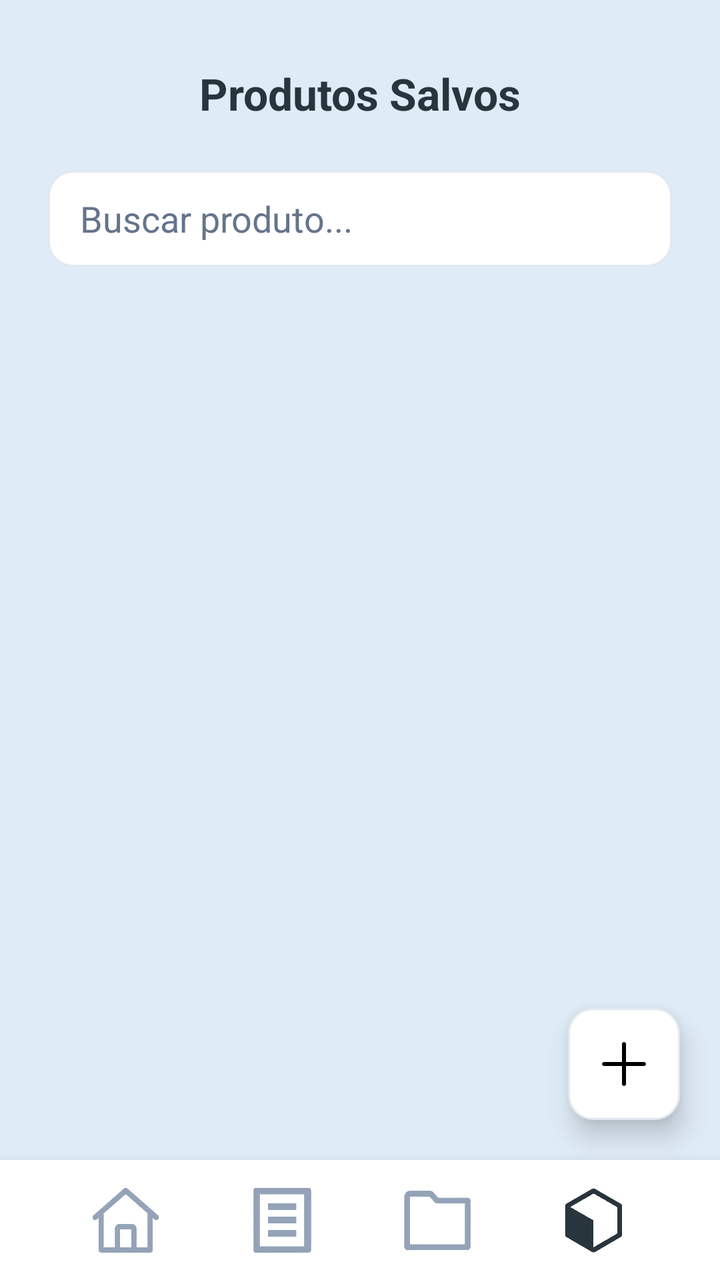
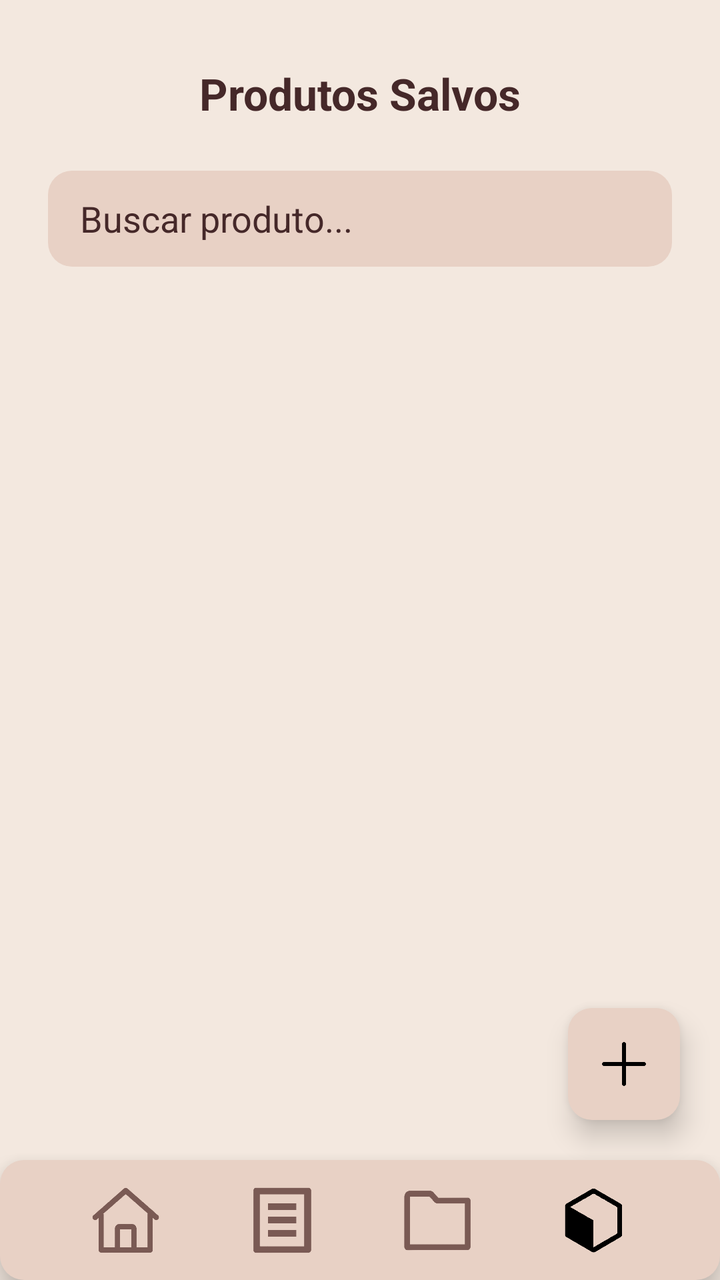

Two renders of the same Android screen: before a commit and after it. Below are the layout's source before the change and the commit's diff.
<!-- AndroidManifest.xml: application theme Theme.ListaCompras -->
<!-- res/layout/activity_produtos_salvos.xml -->
<?xml version="1.0" encoding="utf-8"?>
<RelativeLayout xmlns:android="http://schemas.android.com/apk/res/android"
    xmlns:app="http://schemas.android.com/apk/res-auto"
    android:id="@+id/main"
    android:layout_width="match_parent"
    android:layout_height="match_parent"
    android:background="#DFEBF6">

    <TextView
        android:id="@+id/txtTituloProdutos"
        android:layout_width="wrap_content"
        android:layout_height="wrap_content"
        android:text="Produtos Salvos"
        android:textSize="22sp"
        android:textStyle="bold"
        android:textColor="#29353C"
        android:layout_marginTop="32dp"
        android:layout_centerHorizontal="true" />

    <EditText
        android:id="@+id/edtBuscarProduto"
        android:layout_width="match_parent"
        android:layout_height="48dp"
        android:layout_below="@id/txtTituloProdutos"
        android:layout_marginTop="24dp"
        android:layout_marginHorizontal="24dp"
        android:hint="Buscar produto..."
        android:paddingHorizontal="16dp"
        android:background="@drawable/card_secundario"
        android:textColor="#29353C"
        android:textColorHint="#64748B" />

    <androidx.recyclerview.widget.RecyclerView
        android:id="@+id/recyclerProdutosSalvos"
        android:layout_width="match_parent"
        android:layout_height="match_parent"
        android:layout_below="@id/edtBuscarProduto"
        android:layout_above="@id/btnAdicionarProduto"
        android:padding="16dp" />

    <ImageView
        android:id="@+id/btnAdicionarProduto"
        android:layout_width="56dp"
        android:layout_height="56dp"
        android:src="@drawable/ic_add"
        android:background="@drawable/card_secundario"
        android:padding="12dp"
        android:layout_alignParentRight="true"
        android:layout_marginTop="10dp"
        android:layout_marginEnd="20dp"
        android:layout_marginBottom="20dp"
        android:layout_above="@id/footer"
        android:elevation="8dp" />

    <LinearLayout
        android:id="@+id/footer"
        android:layout_width="match_parent"
        android:layout_height="60dp"
        android:layout_alignParentBottom="true"
        android:background="#FFFFFF"
        android:elevation="10dp"
        android:gravity="center"
        android:orientation="horizontal"
        android:paddingHorizontal="24dp">

        <ImageView
            android:id="@+id/iconHome"
            android:layout_width="36dp"
            android:layout_height="36dp"
            android:layout_weight="1"
            android:src="@drawable/ic_home"
            app:tint="#94A3B8"/>

        <ImageView
            android:id="@+id/iconListas"
            android:layout_width="36dp"
            android:layout_height="36dp"
            android:layout_weight="1"
            android:src="@drawable/ic_lista"
            app:tint="#94A3B8"/>

        <ImageView
            android:id="@+id/iconCategorias"
            android:layout_width="36dp"
            android:layout_height="36dp"
            android:layout_weight="1"
            android:src="@drawable/ic_pasta"
            app:tint="#94A3B8"/>

        <ImageView
            android:id="@+id/iconProdutos"
            android:layout_width="36dp"
            android:layout_height="36dp"
            android:layout_weight="1"
            android:src="@drawable/ic_caixa"
            app:tint="#29353C"/>
    </LinearLayout>

</RelativeLayout>
<!-- resources referenced by this layout -->
<resources>
  <!-- drawable card_secundario (drawable) -->
  <shape xmlns:android="http://schemas.android.com/apk/res/android">
      <solid android:color="#FFFFFF"/>
      <corners android:radius="12dp"/>
      <stroke android:width="1dp" android:color="#E2E8F0"/>
  </shape>
  <!-- drawable ic_add: png bitmap (drawable, 3028 bytes) -->
  <!-- drawable ic_caixa: png bitmap (drawable, 30803 bytes) -->
  <!-- drawable ic_home: png bitmap (drawable, 26750 bytes) -->
  <!-- drawable ic_lista: png bitmap (drawable, 12721 bytes) -->
  <!-- drawable ic_pasta: png bitmap (drawable, 12054 bytes) -->
  <style name="Theme.ListaCompras" parent="Base.Theme.ListaCompras" />
  <style name="Base.Theme.ListaCompras" parent="Theme.Material3.DayNight.NoActionBar">
          
          
      </style>
</resources>

<!-- the commit's change to res/layout/activity_produtos_salvos.xml (unified diff, before → after) -->
@@ -4,7 +4,7 @@
     android:id="@+id/main"
     android:layout_width="match_parent"
     android:layout_height="match_parent"
-    android:background="#DFEBF6">
+    android:background="#F3E8DF">
 
     <TextView
         android:id="@+id/txtTituloProdutos"
@@ -13,7 +13,7 @@
         android:text="Produtos Salvos"
         android:textSize="22sp"
         android:textStyle="bold"
-        android:textColor="#29353C"
+        android:textColor="#452829"
         android:layout_marginTop="32dp"
         android:layout_centerHorizontal="true" />
 
@@ -27,8 +27,8 @@
         android:hint="Buscar produto..."
         android:paddingHorizontal="16dp"
         android:background="@drawable/card_secundario"
-        android:textColor="#29353C"
-        android:textColorHint="#64748B" />
+        android:textColor="#452829"
+        android:textColorHint="#452829" />
 
     <androidx.recyclerview.widget.RecyclerView
         android:id="@+id/recyclerProdutosSalvos"
@@ -52,12 +52,13 @@
         android:layout_above="@id/footer"
         android:elevation="8dp" />
 
+    
     <LinearLayout
         android:id="@+id/footer"
         android:layout_width="match_parent"
         android:layout_height="60dp"
         android:layout_alignParentBottom="true"
-        android:background="#FFFFFF"
+        android:background="@drawable/card_secundario"
         android:elevation="10dp"
         android:gravity="center"
         android:orientation="horizontal"
@@ -69,7 +70,7 @@
             android:layout_height="36dp"
             android:layout_weight="1"
             android:src="@drawable/ic_home"
-            app:tint="#94A3B8"/>
+            app:tint="#7A5A54"/>
 
         <ImageView
             android:id="@+id/iconListas"
@@ -77,7 +78,7 @@
             android:layout_height="36dp"
             android:layout_weight="1"
             android:src="@drawable/ic_lista"
-            app:tint="#94A3B8"/>
+            app:tint="#7A5A54"/>
 
         <ImageView
             android:id="@+id/iconCategorias"
@@ -85,7 +86,7 @@
             android:layout_height="36dp"
             android:layout_weight="1"
             android:src="@drawable/ic_pasta"
-            app:tint="#94A3B8"/>
+            app:tint="#7A5A54"/>
 
         <ImageView
             android:id="@+id/iconProdutos"
@@ -93,7 +94,7 @@
             android:layout_height="36dp"
             android:layout_weight="1"
             android:src="@drawable/ic_caixa"
-            app:tint="#29353C"/>
+            app:tint="#000000"/>
     </LinearLayout>
 
 </RelativeLayout>
<!-- resource entries referenced after the edit -->
@@ -2,9 +2,8 @@
 <resources>
   <!-- drawable card_secundario (drawable) -->
   <shape xmlns:android="http://schemas.android.com/apk/res/android">
-      <solid android:color="#FFFFFF"/>
-      <corners android:radius="12dp"/>
-      <stroke android:width="1dp" android:color="#E2E8F0"/>
+      <solid android:color="#E8D1C5"/>
+      <corners android:radius="12dp"/>/>
   </shape>
   <!-- drawable ic_add: png bitmap (drawable, 3028 bytes) -->
   <!-- drawable ic_caixa: png bitmap (drawable, 30803 bytes) -->
